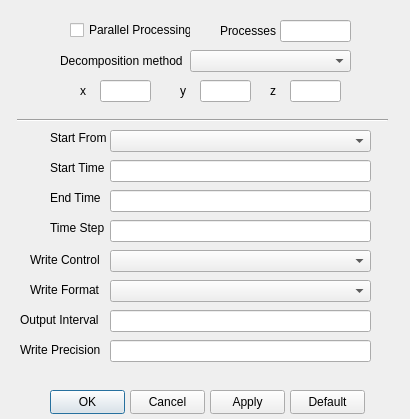
cfddose/Splash, file Source/CaseCreator/controlsDialog.ui: the form before one commit.
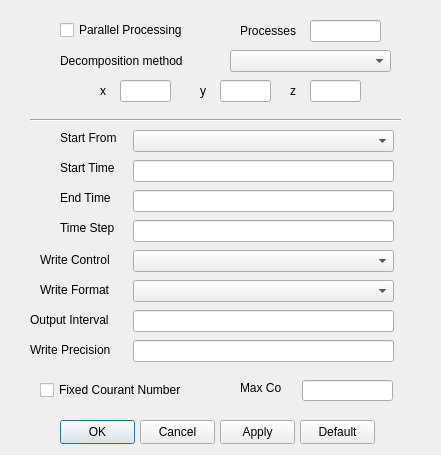
The form after the commit.

What changed in the file:
```diff
--- a/Source/CaseCreator/controlsDialog.ui
+++ b/Source/CaseCreator/controlsDialog.ui
@@ -6,8 +6,8 @@
    <rect>
     <x>0</x>
     <y>0</y>
-    <width>410</width>
-    <height>419</height>
+    <width>441</width>
+    <height>455</height>
    </rect>
   </property>
   <property name="windowTitle">
@@ -16,7 +16,7 @@
   <widget class="QLabel" name="label">
    <property name="geometry">
     <rect>
-     <x>50</x>
+     <x>60</x>
      <y>130</y>
      <width>71</width>
      <height>16</height>
@@ -29,7 +29,7 @@
   <widget class="QComboBox" name="comboBoxStartFrom">
    <property name="geometry">
     <rect>
-     <x>110</x>
+     <x>133</x>
      <y>130</y>
      <width>261</width>
      <height>22</height>
@@ -39,9 +39,9 @@
   <widget class="QLabel" name="label_2">
    <property name="geometry">
     <rect>
-     <x>50</x>
+     <x>60</x>
      <y>160</y>
-     <width>71</width>
+     <width>61</width>
      <height>16</height>
     </rect>
    </property>
@@ -52,7 +52,7 @@
   <widget class="QLineEdit" name="lineEditStartTime">
    <property name="geometry">
     <rect>
-     <x>110</x>
+     <x>133</x>
      <y>160</y>
      <width>261</width>
      <height>22</height>
@@ -62,9 +62,9 @@
   <widget class="QLabel" name="label_3">
    <property name="geometry">
     <rect>
-     <x>50</x>
+     <x>60</x>
      <y>190</y>
-     <width>71</width>
+     <width>61</width>
      <height>16</height>
     </rect>
    </property>
@@ -75,7 +75,7 @@
   <widget class="QLineEdit" name="lineEditEndTime">
    <property name="geometry">
     <rect>
-     <x>110</x>
+     <x>133</x>
      <y>190</y>
      <width>261</width>
      <height>22</height>
@@ -85,9 +85,9 @@
   <widget class="QLabel" name="label_4">
    <property name="geometry">
     <rect>
-     <x>50</x>
+     <x>60</x>
      <y>220</y>
-     <width>71</width>
+     <width>61</width>
      <height>16</height>
     </rect>
    </property>
@@ -98,7 +98,7 @@
   <widget class="QLineEdit" name="lineEditTimeStep">
    <property name="geometry">
     <rect>
-     <x>110</x>
+     <x>133</x>
      <y>220</y>
      <width>261</width>
      <height>22</height>
@@ -108,7 +108,7 @@
   <widget class="QLabel" name="label_5">
    <property name="geometry">
     <rect>
-     <x>30</x>
+     <x>40</x>
      <y>250</y>
      <width>81</width>
      <height>20</height>
@@ -121,7 +121,7 @@
   <widget class="QComboBox" name="comboBoxWriteControl">
    <property name="geometry">
     <rect>
-     <x>110</x>
+     <x>133</x>
      <y>250</y>
      <width>261</width>
      <height>22</height>
@@ -131,7 +131,7 @@
   <widget class="QLabel" name="label_6">
    <property name="geometry">
     <rect>
-     <x>20</x>
+     <x>30</x>
      <y>310</y>
      <width>91</width>
      <height>20</height>
@@ -144,7 +144,7 @@
   <widget class="QLineEdit" name="lineEditOutputInterval">
    <property name="geometry">
     <rect>
-     <x>110</x>
+     <x>133</x>
      <y>310</y>
      <width>261</width>
      <height>22</height>
@@ -154,8 +154,8 @@
   <widget class="QPushButton" name="pushButtonOK">
    <property name="geometry">
     <rect>
-     <x>50</x>
-     <y>390</y>
+     <x>60</x>
+     <y>420</y>
      <width>75</width>
      <height>24</height>
     </rect>
@@ -167,8 +167,8 @@
   <widget class="QPushButton" name="pushButtonApply">
    <property name="geometry">
     <rect>
-     <x>210</x>
-     <y>390</y>
+     <x>220</x>
+     <y>420</y>
      <width>75</width>
      <height>24</height>
     </rect>
@@ -180,8 +180,8 @@
   <widget class="QPushButton" name="pushButtonCancel">
    <property name="geometry">
     <rect>
-     <x>130</x>
-     <y>390</y>
+     <x>140</x>
+     <y>420</y>
      <width>75</width>
      <height>24</height>
     </rect>
@@ -193,8 +193,8 @@
   <widget class="QPushButton" name="pushButtonDefault">
    <property name="geometry">
     <rect>
-     <x>290</x>
-     <y>390</y>
+     <x>300</x>
+     <y>420</y>
      <width>75</width>
      <height>24</height>
     </rect>
@@ -206,7 +206,7 @@
   <widget class="QLabel" name="label_7">
    <property name="geometry">
     <rect>
-     <x>20</x>
+     <x>30</x>
      <y>340</y>
      <width>91</width>
      <height>20</height>
@@ -219,7 +219,7 @@
   <widget class="QLineEdit" name="lineEditWritePrecision">
    <property name="geometry">
     <rect>
-     <x>110</x>
+     <x>133</x>
      <y>340</y>
      <width>261</width>
      <height>22</height>
@@ -229,7 +229,7 @@
   <widget class="Line" name="line">
    <property name="geometry">
     <rect>
-     <x>17</x>
+     <x>30</x>
      <y>110</y>
      <width>371</width>
      <height>20</height>
@@ -242,9 +242,9 @@
   <widget class="QCheckBox" name="checkBoxParallel">
    <property name="geometry">
     <rect>
-     <x>70</x>
+     <x>60</x>
      <y>20</y>
-     <width>121</width>
+     <width>141</width>
      <height>20</height>
     </rect>
    </property>
@@ -255,7 +255,7 @@
   <widget class="QLineEdit" name="lineEdit_nProcs">
    <property name="geometry">
     <rect>
-     <x>280</x>
+     <x>310</x>
      <y>20</y>
      <width>71</width>
      <height>22</height>
@@ -265,7 +265,7 @@
   <widget class="QLabel" name="label_8">
    <property name="geometry">
     <rect>
-     <x>220</x>
+     <x>240</x>
      <y>20</y>
      <width>61</width>
      <height>21</height>
@@ -278,7 +278,7 @@
   <widget class="QComboBox" name="comboBoxDecompositionMethod">
    <property name="geometry">
     <rect>
-     <x>190</x>
+     <x>230</x>
      <y>50</y>
      <width>161</width>
      <height>22</height>
@@ -290,7 +290,7 @@
     <rect>
      <x>60</x>
      <y>50</y>
-     <width>131</width>
+     <width>141</width>
      <height>21</height>
     </rect>
    </property>
@@ -301,7 +301,7 @@
   <widget class="QLineEdit" name="lineEditX">
    <property name="geometry">
     <rect>
-     <x>100</x>
+     <x>120</x>
      <y>80</y>
      <width>51</width>
      <height>22</height>
@@ -311,7 +311,7 @@
   <widget class="QLabel" name="label_10">
    <property name="geometry">
     <rect>
-     <x>80</x>
+     <x>100</x>
      <y>80</y>
      <width>21</width>
      <height>21</height>
@@ -324,7 +324,7 @@
   <widget class="QLineEdit" name="lineEditY">
    <property name="geometry">
     <rect>
-     <x>200</x>
+     <x>220</x>
      <y>80</y>
      <width>51</width>
      <height>22</height>
@@ -334,7 +334,7 @@
   <widget class="QLabel" name="label_11">
    <property name="geometry">
     <rect>
-     <x>180</x>
+     <x>200</x>
      <y>80</y>
      <width>21</width>
      <height>21</height>
@@ -347,7 +347,7 @@
   <widget class="QLineEdit" name="lineEditZ">
    <property name="geometry">
     <rect>
-     <x>290</x>
+     <x>310</x>
      <y>80</y>
      <width>51</width>
      <height>22</height>
@@ -357,7 +357,7 @@
   <widget class="QLabel" name="label_12">
    <property name="geometry">
     <rect>
-     <x>270</x>
+     <x>290</x>
      <y>80</y>
      <width>21</width>
      <height>21</height>
@@ -370,7 +370,7 @@
   <widget class="QLabel" name="label_13">
    <property name="geometry">
     <rect>
-     <x>30</x>
+     <x>40</x>
      <y>280</y>
      <width>81</width>
      <height>20</height>
@@ -383,13 +383,49 @@
   <widget class="QComboBox" name="comboBoxWriteFormat">
    <property name="geometry">
     <rect>
-     <x>110</x>
+     <x>133</x>
      <y>280</y>
      <width>261</width>
      <height>22</height>
     </rect>
    </property>
   </widget>
+  <widget class="QCheckBox" name="checkBoxFixedCo">
+   <property name="geometry">
+    <rect>
+     <x>40</x>
+     <y>380</y>
+     <width>161</width>
+     <height>20</height>
+    </rect>
+   </property>
+   <property name="text">
+    <string>Fixed Courant Number</string>
+   </property>
+  </widget>
+  <widget class="QLabel" name="label_14">
+   <property name="geometry">
+    <rect>
+     <x>240</x>
+     <y>380</y>
+     <width>58</width>
+     <height>16</height>
+    </rect>
+   </property>
+   <property name="text">
+    <string>Max Co</string>
+   </property>
+  </widget>
+  <widget class="QLineEdit" name="lineEditMaxCo">
+   <property name="geometry">
+    <rect>
+     <x>302</x>
+     <y>380</y>
+     <width>91</width>
+     <height>21</height>
+    </rect>
+   </property>
+  </widget>
  </widget>
  <resources/>
  <connections/>
```
Left out of the diff: 2 changed lines with no effect on the pictures.
